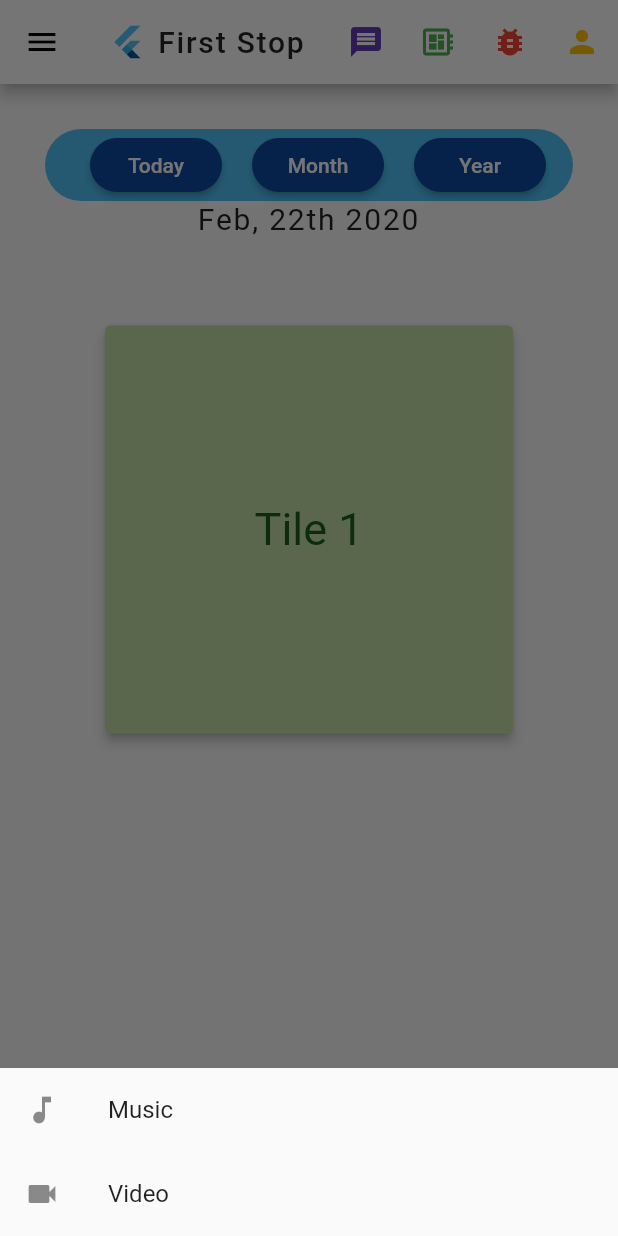
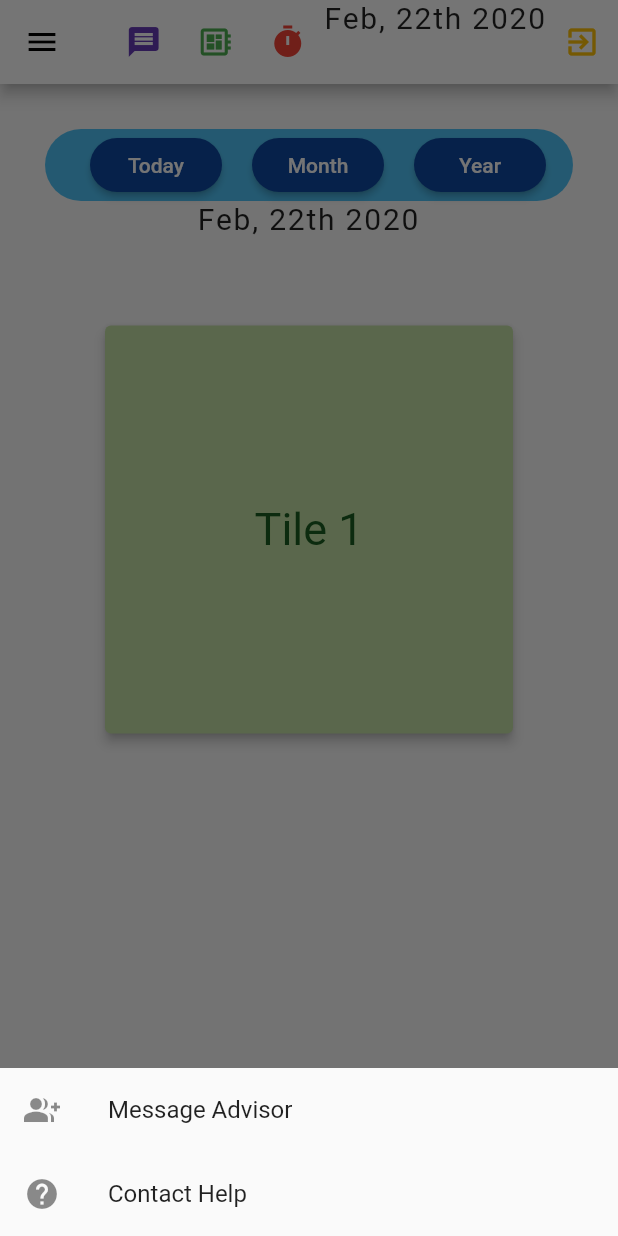
Before and after one commit to mahiatasneem26/Senior-Project, a Flutter app: the screen it shows after launch, after a tap on the "message" icon, on a phone screen of 412 x 824 dp. Run offline on Flutter 3.47's test engine with Material 2 defaults, Android fonts, the phone set to English and light mode, and no system bars; our stand-ins replace percent_indicator; missing offline and left inert: dart:html, firebase, firststop; accounts and stored records are empty.

Commit message:
Updated drawer colors to represent Howard colors

```diff
--- a/lib/boardpopup.dart
+++ b/lib/boardpopup.dart
@@ -8,12 +8,12 @@ void boardpopup(context) {
           child: new Wrap(
             children: <Widget>[
               new ListTile(
-                  leading: new Icon(Icons.music_note),
-                  title: new Text('Music'),
+                  leading: new Icon(Icons.calendar_today),
+                  title: new Text('Personal TimeTable'),
                   onTap: () => {}),
               new ListTile(
-                leading: new Icon(Icons.videocam),
-                title: new Text('Video'),
+                leading: new Icon(Icons.subject),
+                title: new Text('Classes'),
                 onTap: () => {},
               ),
             ],
--- a/lib/layout.dart
+++ b/lib/layout.dart
@@ -3,7 +3,7 @@ import 'package:last_stop/boardpopup.dart';
 import 'package:last_stop/bugpopup.dart';
 import 'package:last_stop/dashboard.dart';
 import 'package:last_stop/messagepopup.dart';
-import 'package:flutter/material.dart';
+
 class MyHomePage extends StatefulWidget {
   @override
   _MyHomePageState createState() => _MyHomePageState();
@@ -51,16 +51,25 @@ class _MyHomePageState extends State<MyHomePage> {
           ),
           IconButton(
             icon: Icon(
-              Icons.bug_report,
+              Icons.timer,
               color: Colors.red,
             ),
             onPressed: () {
               bugpopup(context);
             },
           ),
+          Text(
+          _getMonth() +
+              ", " +
+              DateTime.now().day.toString() +
+              "th " +
+              DateTime.now().year.toString(),
+          textAlign: TextAlign.center,
+          style: TextStyle(letterSpacing: 1.2, fontSize: 20.0),
+        ),
           IconButton(
             icon: Icon(
-              Icons.person,
+              Icons.exit_to_app,
               color: Colors.amber,
             ),
             onPressed: () {},
@@ -78,7 +87,7 @@ class _MyHomePageState extends State<MyHomePage> {
               UserAccountsDrawerHeader(
                 decoration: BoxDecoration(
                   gradient: LinearGradient(
-                    colors: [Colors.red, Colors.yellow],
+                    colors: [Colors.redAccent[400], Colors.pinkAccent],
                   ),
                 ),
                 accountName: Text(
@@ -103,13 +112,30 @@ class _MyHomePageState extends State<MyHomePage> {
               ListTile(
                 leading: Icon(
                   Icons.dashboard,
-                  color: Colors.brown,
+                  color: Colors.blueAccent,
                 ),
                 title: Text(
                   "Dashboard",
                   style: TextStyle(
                     letterSpacing: 1.2,
-                    color: Colors.brown,
+                    color: Colors.blueAccent,
+                    fontWeight: FontWeight.bold,
+                  ),
+                ),
+                onTap: () {
+                  Navigator.of(context).pop();
+                },
+              ),
+              ListTile(
+                leading: Icon(
+                  Icons.person_outline,
+                  color: Colors.blueAccent,
+                ),
+                title: Text(
+                  "Profile",
+                  style: TextStyle(
+                    letterSpacing: 1.2,
+                    color: Colors.blueAccent,
                     fontWeight: FontWeight.bold,
                   ),
                 ),
@@ -120,13 +146,13 @@ class _MyHomePageState extends State<MyHomePage> {
               ListTile(
                 leading: Icon(
                   Icons.chat_bubble_outline,
-                  color: Colors.deepPurple,
+                  color: Colors.blueAccent,
                 ),
                 title: Text(
                   "GPA",
                   style: TextStyle(
                     letterSpacing: 1.2,
-                    color: Colors.deepPurple,
+                    color: Colors.blueAccent,
                     fontWeight: FontWeight.bold,
                   ),
                 ),
@@ -137,13 +163,13 @@ class _MyHomePageState extends State<MyHomePage> {
               ListTile(
                 leading: Icon(
                   Icons.developer_board,
-                  color: Colors.green,
+                  color: Colors.blueAccent,
                 ),
                 title: Text(
                   "Graduation Tracker",
                   style: TextStyle(
                     letterSpacing: 1.2,
-                    color: Colors.green,
+                    color: Colors.blueAccent,
                     fontWeight: FontWeight.bold,
                   ),
                 ),
@@ -151,52 +177,18 @@ class _MyHomePageState extends State<MyHomePage> {
                   Navigator.of(context).pop();
                 },
               ),
-              Divider(),
-              ListTile(
-                leading: Icon(
-                  Icons.settings,
-                  color: Colors.blue,
-                ),
-                title: Text(
-                  "Settings",
-                  style: TextStyle(
-                    letterSpacing: 1.2,
-                    color: Colors.blue,
-                    fontWeight: FontWeight.bold,
-                  ),
-                ),
-                onTap: () {
-                  Navigator.of(context).pop();
-                },
-              ),
-              ListTile(
-                leading: Icon(
-                  Icons.person_outline,
-                  color: Colors.amber,
-                ),
-                title: Text(
-                  "Profile",
-                  style: TextStyle(
-                    letterSpacing: 1.2,
-                    color: Colors.amber,
-                    fontWeight: FontWeight.bold,
-                  ),
-                ),
-                onTap: () {
-                  Navigator.of(context).pop();
-                },
-              ),
+
               Divider(),
               ListTile(
                 leading: Icon(
                   Icons.developer_mode,
-                  color: Colors.lightBlue,
+                  color: Colors.blueAccent,
                 ),
                 title: Text(
                   "Classes",
                   style: TextStyle(
                     letterSpacing: 1.2,
-                    color: Colors.lightBlue,
+                    color: Colors.blueAccent,
                     fontWeight: FontWeight.bold,
                   ),
                 ),
@@ -207,13 +199,32 @@ class _MyHomePageState extends State<MyHomePage> {
               ListTile(
                 leading: Icon(
                   Icons.call,
-                  color: Colors.deepOrange,
+                  color: Colors.blueAccent,
                 ),
                 title: Text(
                   "Financial Aid",
                   style: TextStyle(
                     letterSpacing: 1.2,
-                    color: Colors.deepOrange,
+                    color: Colors.blueAccent,
+                    fontWeight: FontWeight.bold,
+                  ),
+                ),
+
+                onTap: () {
+                  Navigator.of(context).pop();
+                },
+              ),
+               Divider(),
+              ListTile(
+                leading: Icon(
+                  Icons.settings,
+                  color: Colors.blueAccent,
+                ),
+                title: Text(
+                  "Settings",
+                  style: TextStyle(
+                    letterSpacing: 1.2,
+                    color: Colors.blueAccent,
                     fontWeight: FontWeight.bold,
                   ),
                 ),
@@ -228,3 +239,33 @@ class _MyHomePageState extends State<MyHomePage> {
     );
   }
 }
+String _getMonth() {
+  switch (DateTime.now().month.toString()) {
+    case "1":
+      return "Jan";
+    case "2":
+      return "Feb";
+    case "3":
+      return "Mar";
+    case "4":
+      return "Apr";
+    case "5":
+      return "May";
+    case "6":
+      return "Jun";
+    case "7":
+      return "Jul";
+    case "8":
+      return "Aug";
+    case "9":
+      return "Sep";
+    case "10":
+      return "Oct";
+    case "11":
+      return "Nov";
+    case "12":
+      return "Dec";
+    default:
+      return DateTime.now().month.toString();
+  }
+}
--- a/lib/messagepopup.dart
+++ b/lib/messagepopup.dart
@@ -8,12 +8,12 @@ void messagepopup(context) {
           child: new Wrap(
             children: <Widget>[
               new ListTile(
-                  leading: new Icon(Icons.music_note),
-                  title: new Text('Music'),
+                  leading: new Icon(Icons.group_add),
+                  title: new Text('Message Advisor'),
                   onTap: () => {}),
               new ListTile(
-                leading: new Icon(Icons.videocam),
-                title: new Text('Video'),
+                leading: new Icon(Icons.help),
+                title: new Text('Contact Help'),
                 onTap: () => {},
               ),
             ],
```
